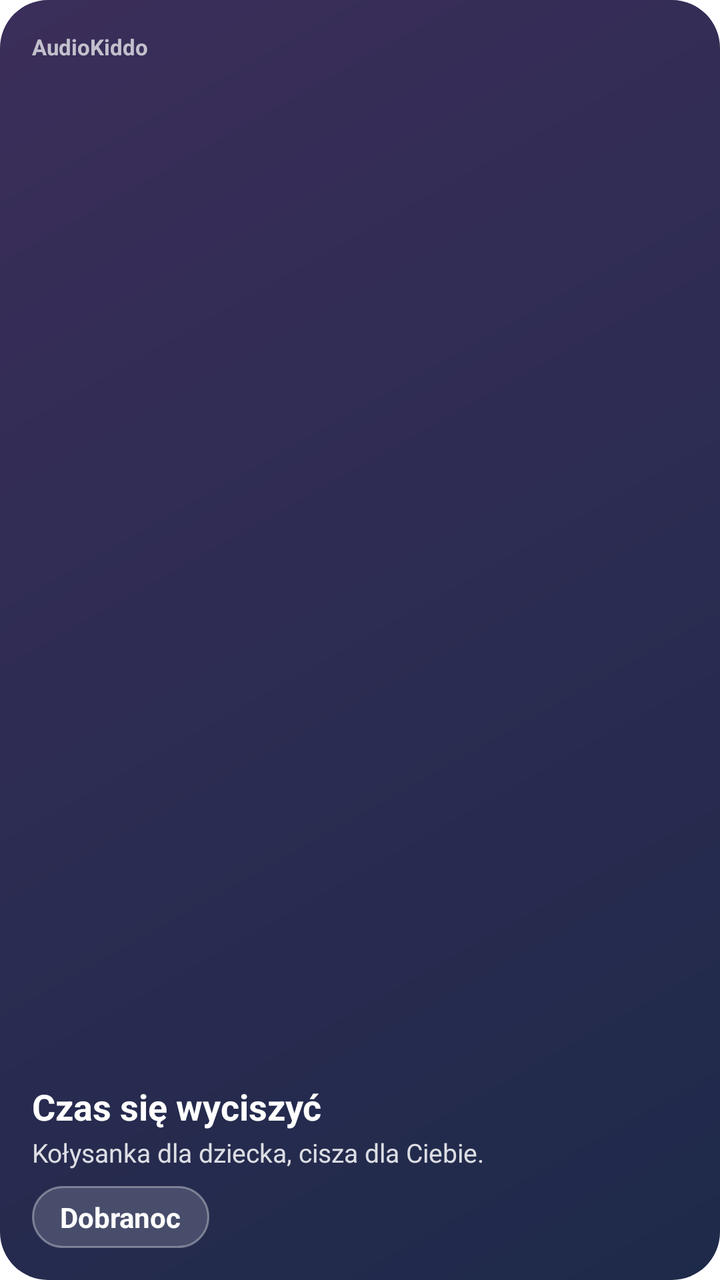
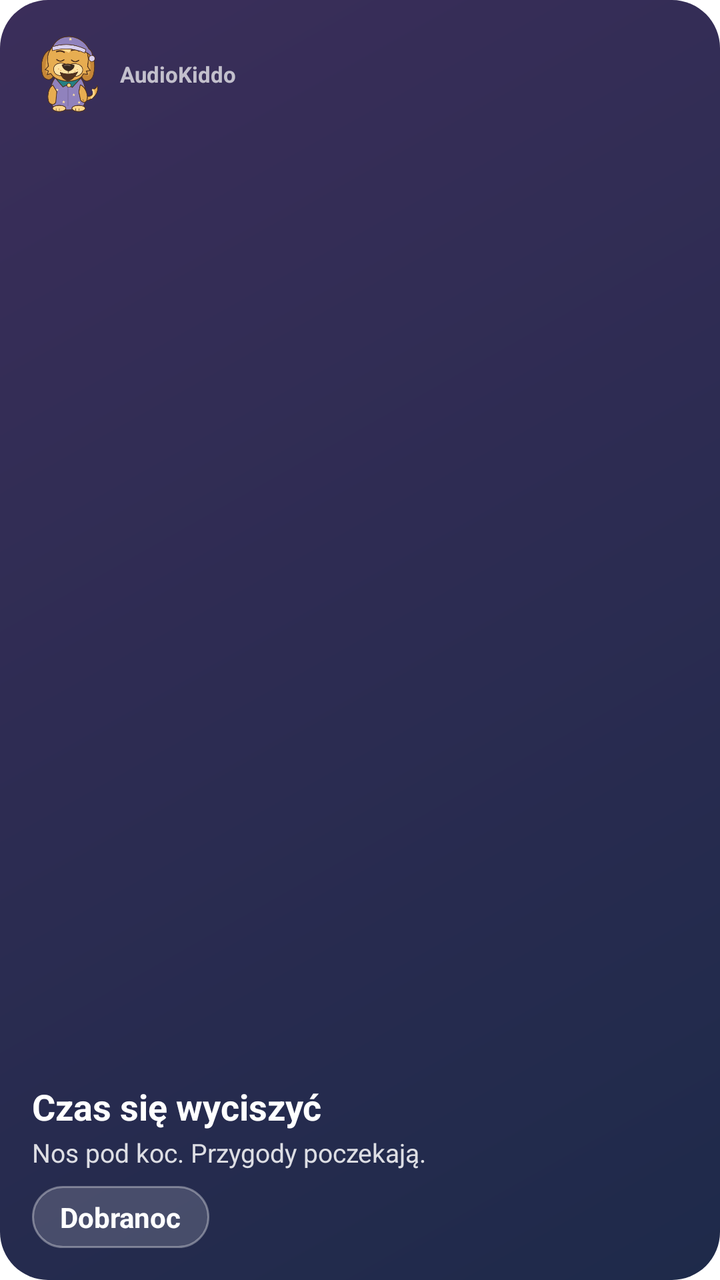

Screens rendered from an Android XML layout before and after an edit, with the pre-edit source and the edit as a unified diff.
<!-- AndroidManifest.xml: fallback theme Theme.MaterialComponents.DayNight.NoActionBar -->
<!-- res/layout/day_part_widget.xml -->
<?xml version="1.0" encoding="utf-8"?>
<LinearLayout xmlns:android="http://schemas.android.com/apk/res/android"
    android:id="@+id/widget_root"
    android:layout_width="match_parent"
    android:layout_height="match_parent"
    android:background="@drawable/widget_bg_evening"
    android:orientation="vertical"
    android:padding="16dp">

    <TextView
        android:id="@+id/widget_brand"
        android:layout_width="wrap_content"
        android:layout_height="wrap_content"
        android:alpha="0.7"
        android:text="AudioKiddo"
        android:textColor="#FFFFFFFF"
        android:textSize="11sp"
        android:textStyle="bold" />

    <TextView
        android:id="@+id/widget_notes"
        android:layout_width="wrap_content"
        android:layout_height="wrap_content"
        android:letterSpacing="0.2"
        android:textSize="11sp"
        android:visibility="gone" />

    
    <FrameLayout
        android:layout_width="match_parent"
        android:layout_height="0dp"
        android:layout_weight="1" />

    <TextView
        android:id="@+id/widget_title"
        android:text="@string/widget_evening_title"
        android:textColor="#FFFFFFFF"
        android:layout_width="match_parent"
        android:layout_height="wrap_content"
        android:maxLines="2"
        android:textSize="18sp"
        android:textStyle="bold" />

    <TextView
        android:id="@+id/widget_subtitle"
        android:text="@string/widget_evening_subtitle"
        android:textColor="#FFFFFFFF"
        android:layout_width="match_parent"
        android:layout_height="wrap_content"
        android:layout_marginTop="2dp"
        android:alpha="0.85"
        android:ellipsize="end"
        android:maxLines="2"
        android:textSize="13sp" />

    <TextView
        android:id="@+id/widget_action"
        android:text="@string/widget_bedtime"
        android:textColor="#FFFFFFFF"
        android:layout_width="wrap_content"
        android:layout_height="wrap_content"
        android:layout_marginTop="8dp"
        android:background="@drawable/widget_pill"
        android:paddingLeft="14dp"
        android:paddingTop="6dp"
        android:paddingRight="14dp"
        android:paddingBottom="6dp"
        android:textSize="14sp"
        android:textStyle="bold" />
</LinearLayout>
<!-- resources referenced by this layout -->
<resources>
  <!-- drawable widget_bg_evening (drawable) -->
  <?xml version="1.0" encoding="utf-8"?>
  <shape xmlns:android="http://schemas.android.com/apk/res/android" android:shape="rectangle">
      <corners android:radius="24dp" />
      <gradient android:angle="315" android:startColor="#FF3B2E5A" android:endColor="#FF1E2A4A" />
  </shape>
  <!-- drawable widget_pill (drawable) -->
  <?xml version="1.0" encoding="utf-8"?>
  <shape xmlns:android="http://schemas.android.com/apk/res/android" android:shape="rectangle">
      <corners android:radius="20dp" />
      <solid android:color="#29FFFFFF" />
      <stroke android:width="1dp" android:color="#59FFFFFF" />
  </shape>
  <string name="widget_bedtime">Dobranoc</string>
  <string name="widget_evening_subtitle">Kołysanka dla dziecka, cisza dla Ciebie.</string>
  <string name="widget_evening_title">Czas się wyciszyć</string>
</resources>

<!-- the commit's change to res/layout/day_part_widget.xml (unified diff, before → after) -->
@@ -7,6 +7,24 @@
     android:orientation="vertical"
     android:padding="16dp">
 
+    <LinearLayout
+        android:layout_width="match_parent"
+        android:layout_height="wrap_content"
+        android:orientation="horizontal"
+        android:gravity="center_vertical">
+        <ImageView
+            android:id="@+id/widget_golden"
+            android:layout_width="36dp"
+            android:layout_height="42dp"
+            android:src="@drawable/golden_pajamas"
+            android:contentDescription="@string/widget_golden"
+            android:scaleType="fitCenter" />
+        <LinearLayout
+            android:layout_width="0dp"
+            android:layout_weight="1"
+            android:layout_height="wrap_content"
+            android:layout_marginStart="8dp"
+            android:orientation="vertical">
     <TextView
         android:id="@+id/widget_brand"
         android:layout_width="wrap_content"
@@ -24,6 +42,9 @@
         android:letterSpacing="0.2"
         android:textSize="11sp"
         android:visibility="gone" />
+
+        </LinearLayout>
+    </LinearLayout>
 
     
     <FrameLayout
@@ -50,7 +71,7 @@
         android:layout_marginTop="2dp"
         android:alpha="0.85"
         android:ellipsize="end"
-        android:maxLines="2"
+        android:maxLines="1"
         android:textSize="13sp" />
 
     <TextView
<!-- resource entries referenced after the edit -->
@@ -1,5 +1,6 @@
 <!-- resources referenced by this layout -->
 <resources>
+  <!-- drawable golden_pajamas: png bitmap (drawable-nodpi, 31571 bytes) -->
   <!-- drawable widget_bg_evening (drawable) -->
   <?xml version="1.0" encoding="utf-8"?>
   <shape xmlns:android="http://schemas.android.com/apk/res/android" android:shape="rectangle">
@@ -14,7 +15,8 @@
       <stroke android:width="1dp" android:color="#59FFFFFF" />
   </shape>
   <string name="widget_bedtime">Dobranoc</string>
-  <string name="widget_evening_subtitle">Kołysanka dla dziecka, cisza dla Ciebie.</string>
+  <string name="widget_evening_subtitle">Nos pod koc. Przygody poczekają.</string>
   <string name="widget_evening_title">Czas się wyciszyć</string>
+  <string name="widget_golden">Golden von Ekran</string>
 </resources>
 
